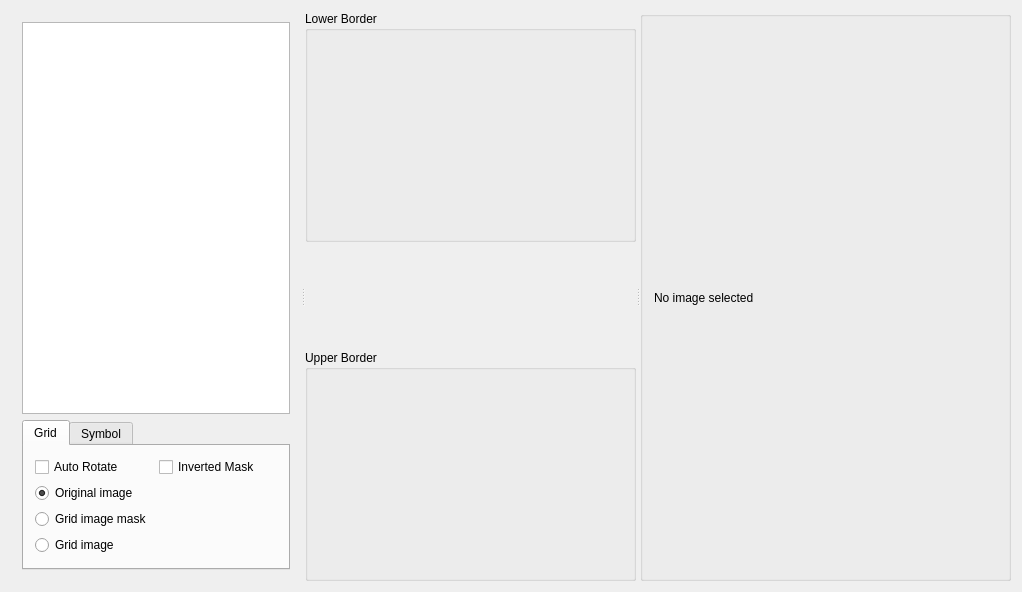
First picture: the form in SymbolScanner/WinImageFilter.ui, repository veeman/SymbolScanner, before the edit.
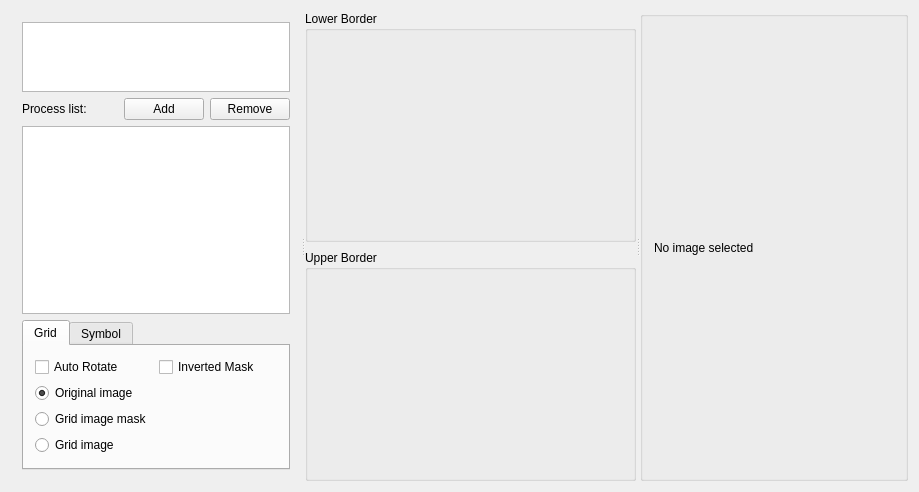
Second picture: the form after the edit. Custom widgets are drawn as their Qt base class.

Commit message: Add process file selector

```diff
--- a/SymbolScanner/WinImageFilter.ui
+++ b/SymbolScanner/WinImageFilter.ui
@@ -6,8 +6,8 @@
    <rect>
     <x>0</x>
     <y>0</y>
-    <width>1022</width>
-    <height>592</height>
+    <width>910</width>
+    <height>492</height>
    </rect>
   </property>
   <property name="windowTitle">
@@ -35,6 +35,47 @@
          </property>
         </widget>
        </item>
+       <item>
+        <layout class="QHBoxLayout" name="horizontalLayout_5">
+         <item>
+          <widget class="QLabel" name="label">
+           <property name="text">
+            <string>Process list:</string>
+           </property>
+          </widget>
+         </item>
+         <item>
+          <spacer name="horizontalSpacer">
+           <property name="orientation">
+            <enum>Qt::Horizontal</enum>
+           </property>
+           <property name="sizeHint" stdset="0">
+            <size>
+             <width>40</width>
+             <height>20</height>
+            </size>
+           </property>
+          </spacer>
+         </item>
+         <item>
+          <widget class="QPushButton" name="pushButtonAddItem">
+           <property name="text">
+            <string>Add</string>
+           </property>
+          </widget>
+         </item>
+         <item>
+          <widget class="QPushButton" name="pushButtonRemoveItem">
+           <property name="text">
+            <string>Remove</string>
+           </property>
+          </widget>
+         </item>
+        </layout>
+       </item>
+       <item>
+        <widget class="QListWidget" name="listWidgetProcessList"/>
+       </item>
        <item>
         <widget class="QTabWidget" name="tabWidget">
          <property name="currentIndex">
@@ -276,6 +317,12 @@
            <verstretch>0</verstretch>
           </sizepolicy>
          </property>
+         <property name="minimumSize">
+          <size>
+           <width>240</width>
+           <height>0</height>
+          </size>
+         </property>
          <property name="text">
           <string>No image selected</string>
          </property>
```
Left out of the diff: 2 changed lines with no effect on the pictures. The commit also changes 2 other files.
